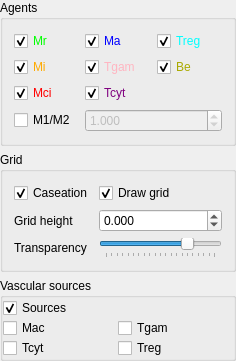
This is gui/agentswidget.ui in gmackie/GR-ABM-ODE-2D as Qt 5 draws it before an edit. The edited form follows.
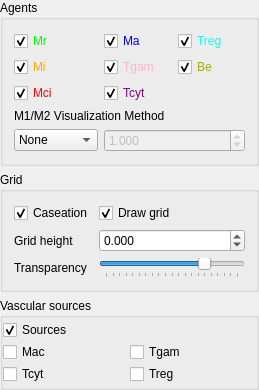
This is the edited form.

Commit message: Added an gradiant view to the M1/M2 visualization

The edit to the form file:
```diff
--- a/gui/agentswidget.ui
+++ b/gui/agentswidget.ui
@@ -6,8 +6,8 @@
    <rect>
     <x>0</x>
     <y>0</y>
-    <width>236</width>
-    <height>340</height>
+    <width>259</width>
+    <height>390</height>
    </rect>
   </property>
   <property name="windowTitle">
@@ -417,14 +417,7 @@
         </property>
        </widget>
       </item>
-      <item row="3" column="0">
-       <widget class="QCheckBox" name="checkBoxDrawM1M2">
-        <property name="text">
-         <string>M1/M2</string>
-        </property>
-       </widget>
-      </item>
-      <item row="3" column="1" colspan="2">
+      <item row="4" column="1" colspan="2">
        <widget class="QDoubleSpinBox" name="doubleSpinBoxM1M2Threshold">
         <property name="enabled">
          <bool>false</bool>
@@ -443,6 +436,32 @@
         </property>
        </widget>
       </item>
+      <item row="4" column="0">
+       <widget class="QComboBox" name="comboBoxM1M2">
+        <item>
+         <property name="text">
+          <string>None</string>
+         </property>
+        </item>
+        <item>
+         <property name="text">
+          <string>Threshold</string>
+         </property>
+        </item>
+        <item>
+         <property name="text">
+          <string>Real-time</string>
+         </property>
+        </item>
+       </widget>
+      </item>
+      <item row="3" column="0" colspan="3">
+       <widget class="QLabel" name="label">
+        <property name="text">
+         <string>M1/M2 Visualization Method</string>
+        </property>
+       </widget>
+      </item>
      </layout>
     </widget>
    </item>
```
Left out of the diff: 19 changed lines with no effect on the pictures. The commit also changes 5 other files.
